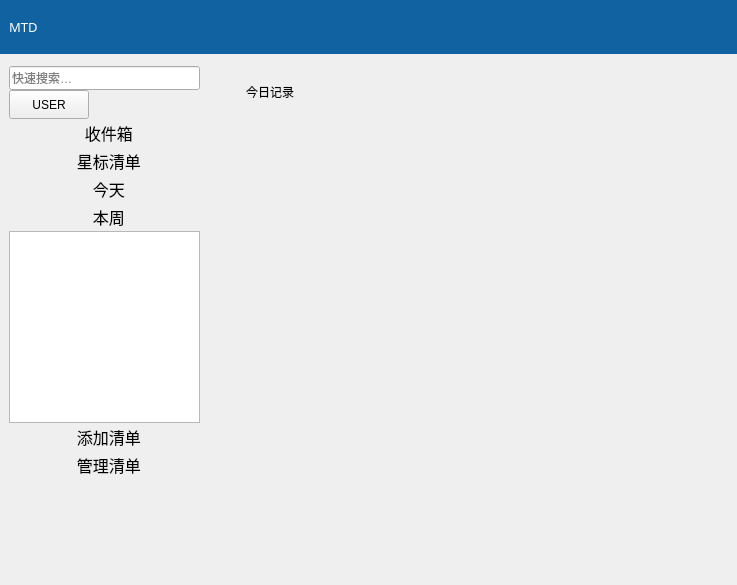
Old version of the form UI/mainWindow.ui in the repository emagicinc/MTD.
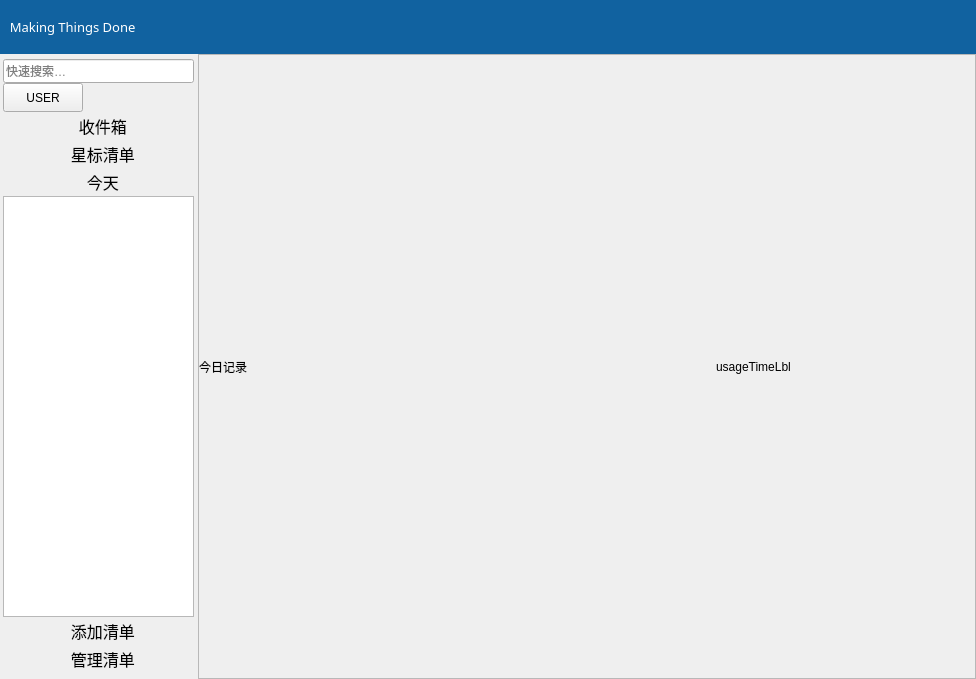
New version of the form. The open tabs and pages were chosen to show the change. Icons and pictures are not drawn.

What changed in the file:
```diff
--- a/UI/mainWindow.ui
+++ b/UI/mainWindow.ui
@@ -6,17 +6,29 @@
    <rect>
     <x>0</x>
     <y>0</y>
-    <width>737</width>
-    <height>585</height>
+    <width>976</width>
+    <height>679</height>
    </rect>
   </property>
+  <property name="sizePolicy">
+   <sizepolicy hsizetype="Expanding" vsizetype="Expanding">
+    <horstretch>0</horstretch>
+    <verstretch>0</verstretch>
+   </sizepolicy>
+  </property>
+  <property name="baseSize">
+   <size>
+    <width>976</width>
+    <height>679</height>
+   </size>
+  </property>
   <property name="windowTitle">
    <string>Making Things Done</string>
   </property>
   <widget class="QWidget" name="centralwidget">
    <layout class="QVBoxLayout" name="verticalLayout_3">
     <property name="spacing">
-     <number>3</number>
+     <number>0</number>
     </property>
     <property name="margin">
      <number>0</number>
@@ -136,8 +148,23 @@
        <string notr="true">background:rgb(17, 98, 160);</string>
       </property>
       <layout class="QHBoxLayout" name="horizontalLayout_12">
+       <property name="spacing">
+        <number>0</number>
+       </property>
+       <property name="margin">
+        <number>0</number>
+       </property>
        <item>
-        <layout class="QHBoxLayout" name="horizontalLayout_11">
+        <layout class="QHBoxLayout" name="topWgtLayout">
+         <property name="spacing">
+          <number>0</number>
+         </property>
+         <property name="leftMargin">
+          <number>3</number>
+         </property>
+         <property name="rightMargin">
+          <number>5</number>
+         </property>
          <item>
           <widget class="QLabel" name="titleLbl">
            <property name="palette">
@@ -324,7 +351,10 @@
             <string notr="true">color:rgb(255, 255, 255);</string>
            </property>
            <property name="text">
-            <string>MTD</string>
+            <string>  Making Things Done  </string>
+           </property>
+           <property name="margin">
+            <number>3</number>
            </property>
           </widget>
          </item>
@@ -530,7 +560,7 @@
     <item>
      <widget class="QStackedWidget" name="mainWidget">
       <property name="sizePolicy">
-       <sizepolicy hsizetype="Preferred" vsizetype="Fixed">
+       <sizepolicy hsizetype="Expanding" vsizetype="Expanding">
         <horstretch>0</horstretch>
         <verstretch>0</verstretch>
        </sizepolicy>
@@ -538,7 +568,13 @@
       <property name="maximumSize">
        <size>
         <width>16777215</width>
-        <height>528</height>
+        <height>16666</height>
+       </size>
+      </property>
+      <property name="baseSize">
+       <size>
+        <width>976</width>
+        <height>679</height>
        </size>
       </property>
       <property name="frameShadow">
@@ -559,7 +595,7 @@
           </property>
           <property name="maximumSize">
            <size>
-            <width>192</width>
+            <width>198</width>
             <height>16777215</height>
            </size>
           </property>
@@ -567,8 +603,17 @@
            <property name="spacing">
             <number>0</number>
            </property>
-           <property name="margin">
-            <number>0</number>
+           <property name="leftMargin">
+            <number>3</number>
+           </property>
+           <property name="topMargin">
+            <number>5</number>
+           </property>
+           <property name="rightMargin">
+            <number>3</number>
+           </property>
+           <property name="bottomMargin">
+            <number>3</number>
            </property>
            <item>
             <widget class="QLineEdit" name="searchLE">
@@ -668,8 +713,8 @@
              </property>
              <property name="iconSize">
               <size>
-               <width>24</width>
-               <height>24</height>
+               <width>21</width>
+               <height>21</height>
               </size>
              </property>
              <property name="checkable">
@@ -717,8 +762,8 @@
              </property>
              <property name="iconSize">
               <size>
-               <width>24</width>
-               <height>24</height>
+               <width>21</width>
+               <height>21</height>
               </size>
              </property>
              <property name="checkable">
@@ -766,57 +811,8 @@
              </property>
              <property name="iconSize">
               <size>
-               <width>24</width>
-               <height>24</height>
-              </size>
-             </property>
-             <property name="checkable">
-              <bool>true</bool>
-             </property>
-             <property name="checked">
-              <bool>false</bool>
-             </property>
-             <property name="flat">
-              <bool>true</bool>
-             </property>
-            </widget>
-           </item>
-           <item>
-            <widget class="QPushButton" name="weekBtn">
-             <property name="minimumSize">
-              <size>
-               <width>191</width>
-               <height>28</height>
-              </size>
-             </property>
-             <property name="maximumSize">
-              <size>
-               <width>191</width>
-               <height>28</height>
-              </size>
-             </property>
-             <property name="font">
-              <font>
-               <family>Microsoft JhengHei UI</family>
-               <pointsize>12</pointsize>
-               <weight>50</weight>
-               <bold>false</bold>
-              </font>
-             </property>
-             <property name="cursor">
-              <cursorShape>PointingHandCursor</cursorShape>
-             </property>
-             <property name="text">
-              <string>  本周</string>
-             </property>
-             <property name="icon">
-              <iconset>
-               <normaloff>:/images/cube.png</normaloff>:/images/cube.png</iconset>
-             </property>
-             <property name="iconSize">
-              <size>
-               <width>24</width>
-               <height>24</height>
+               <width>21</width>
+               <height>21</height>
               </size>
              </property>
              <property name="checkable">
@@ -949,10 +945,13 @@
              <property name="orientation">
               <enum>Qt::Vertical</enum>
              </property>
+             <property name="sizeType">
+              <enum>QSizePolicy::Fixed</enum>
+             </property>
              <property name="sizeHint" stdset="0">
               <size>
                <width>20</width>
-               <height>92</height>
+               <height>3</height>
               </size>
              </property>
             </spacer>
@@ -963,7 +962,7 @@
         <item>
          <widget class="QStackedWidget" name="mainStk">
           <property name="sizePolicy">
-           <sizepolicy hsizetype="Expanding" vsizetype="Fixed">
+           <sizepolicy hsizetype="Expanding" vsizetype="Expanding">
             <horstretch>0</horstretch>
             <verstretch>0</verstretch>
            </sizepolicy>
@@ -971,7 +970,7 @@
           <property name="maximumSize">
            <size>
             <width>16777215</width>
-            <height>510</height>
+            <height>16666</height>
            </size>
           </property>
           <property name="currentIndex">
@@ -1716,30 +1715,97 @@
            </layout>
           </widget>
           <widget class="QWidget" name="resultPage">
-           <widget class="QWidget" name="verticalLayoutWidget">
-            <property name="geometry">
-             <rect>
-              <x>39</x>
-              <y>49</y>
-              <width>211</width>
-              <height>151</height>
-             </rect>
-            </property>
-            <layout class="QVBoxLayout" name="resultLayout"/>
-           </widget>
-           <widget class="QLabel" name="label_12">
-            <property name="geometry">
-             <rect>
-              <x>40</x>
-              <y>20</y>
-              <width>54</width>
-              <height>12</height>
-             </rect>
-            </property>
-            <property name="text">
-             <string>今日记录</string>
-            </property>
-           </widget>
+           <layout class="QHBoxLayout" name="horizontalLayout_21">
+            <item>
+             <widget class="QScrollArea" name="resultSA">
+              <property name="widgetResizable">
+               <bool>true</bool>
+              </property>
+              <widget class="QWidget" name="scrollAreaWidgetContents_2">
+               <property name="geometry">
+                <rect>
+                 <x>0</x>
+                 <y>0</y>
+                 <width>740</width>
+                 <height>641</height>
+                </rect>
+               </property>
+               <layout class="QVBoxLayout" name="verticalLayout_8">
+                <item>
+                 <layout class="QHBoxLayout" name="horizontalLayout_22">
+                  <item>
+                   <widget class="QLabel" name="label_12">
+                    <property name="sizePolicy">
+                     <sizepolicy hsizetype="Expanding" vsizetype="Fixed">
+                      <horstretch>0</horstretch>
+                      <verstretch>0</verstretch>
+                     </sizepolicy>
+                    </property>
+                    <property name="minimumSize">
+                     <size>
+                      <width>0</width>
+                      <height>29</height>
+                     </size>
+                    </property>
+                    <property name="maximumSize">
+                     <size>
+                      <width>16777215</width>
+                      <height>29</height>
+                     </size>
+                    </property>
+                    <property name="text">
+                     <string>今日记录</string>
+                    </property>
+                   </widget>
+                  </item>
+                  <item>
+                   <spacer name="horizontalSpacer_6">
+                    <property name="orientation">
+                     <enum>Qt::Horizontal</enum>
+                    </property>
+                    <property name="sizeHint" stdset="0">
+                     <size>
+                      <width>40</width>
+                      <height>20</height>
+                     </size>
+                    </property>
+                   </spacer>
+                  </item>
+                  <item>
+                   <widget class="QLabel" name="usageTimeLbl">
+                    <property name="sizePolicy">
+                     <sizepolicy hsizetype="Expanding" vsizetype="Fixed">
+                      <horstretch>0</horstretch>
+                      <verstretch>0</verstretch>
+                     </sizepolicy>
+                    </property>
+                    <property name="minimumSize">
+                     <size>
+                      <width>0</width>
+                      <height>29</height>
+                     </size>
+                    </property>
+                    <property name="maximumSize">
+                     <size>
+                      <width>16777215</width>
+                      <height>29</height>
+                     </size>
+                    </property>
+                    <property name="text">
+                     <string>usageTimeLbl</string>
+                    </property>
+                   </widget>
+                  </item>
+                 </layout>
+                </item>
+                <item>
+                 <layout class="QVBoxLayout" name="resultLayout"/>
+                </item>
+               </layout>
+              </widget>
+             </widget>
+            </item>
+           </layout>
           </widget>
          </widget>
         </item>
@@ -2610,6 +2676,7 @@
    </property>
   </action>
  </widget>
+ <layoutdefault spacing="0" margin="0"/>
  <resources>
   <include location="../image.qrc"/>
   <include location="../stylesheets.qrc"/>
```
Left out of the diff: 95 changed lines with no effect on the pictures.
